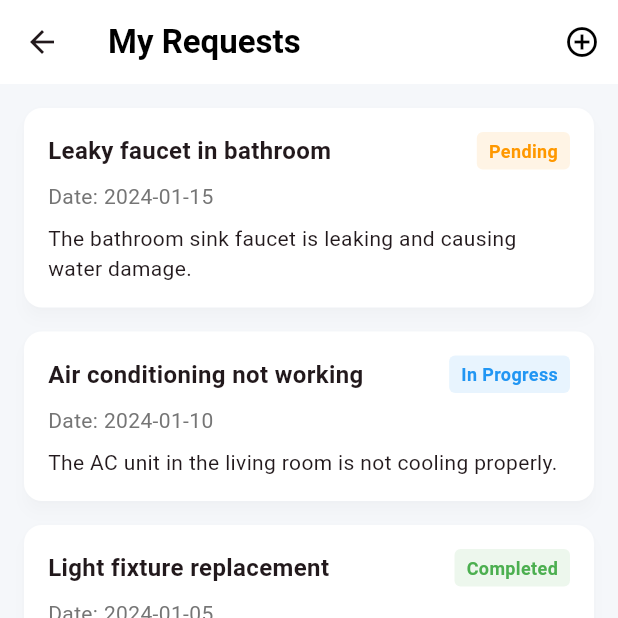
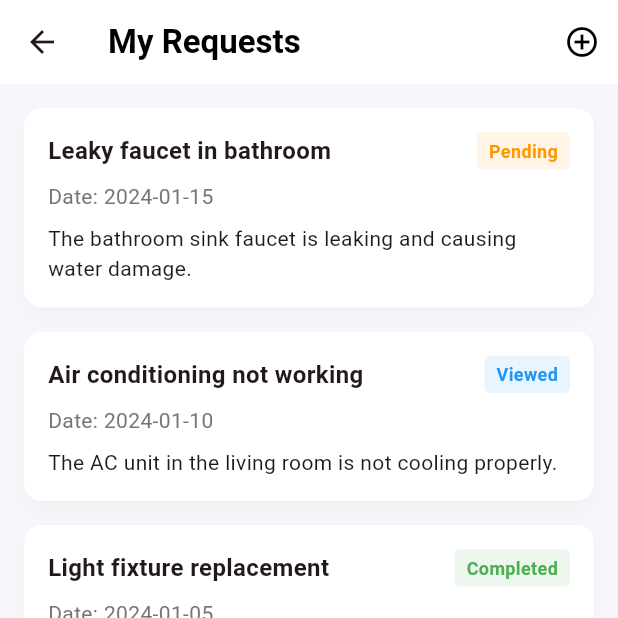
Before and after one commit to Yassy30/Sandiq, a Flutter app: the ResidentRequestsScreen screen opened by its route, on a phone screen of 412 x 824 dp, the top half of it. Run offline on Flutter 3.47's test engine with Material 3 defaults, Android fonts, the light colour scheme and no system bars; our stand-ins replace animated_text_kit, image_picker.

Commit message:
updated requests

```diff
--- a/lib/screens/resident/requests_screen.dart
+++ b/lib/screens/resident/requests_screen.dart
@@ -217,7 +217,7 @@ class _ResidentRequestsScreenState extends State<ResidentRequestsScreen> {
     {
       'title': 'Air conditioning not working',
       'date': '2024-01-10',
-      'status': 'In Progress',
+      'status': 'Viewed',
       'description': 'The AC unit in the living room is not cooling properly.',
     },
     {
@@ -323,7 +323,7 @@ class _ResidentRequestsScreenState extends State<ResidentRequestsScreen> {
       case 'Pending':
         statusColor = Colors.orange;
         break;
-      case 'In Progress':
+      case 'Viewed':
         statusColor = Colors.blue;
         break;
       case 'Completed':
```
